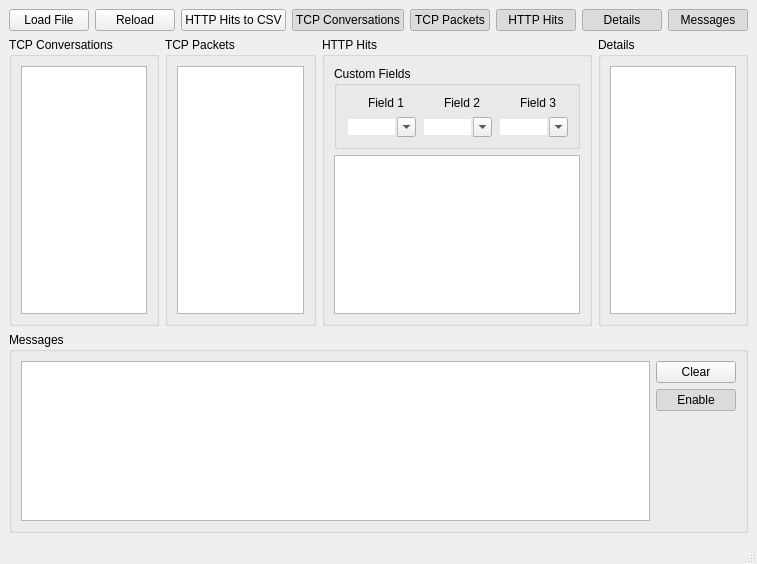
The window that httppp/gui/httpppmainwindow.ui (g76r/httppp) describes before a commit, drawn with Qt 5.
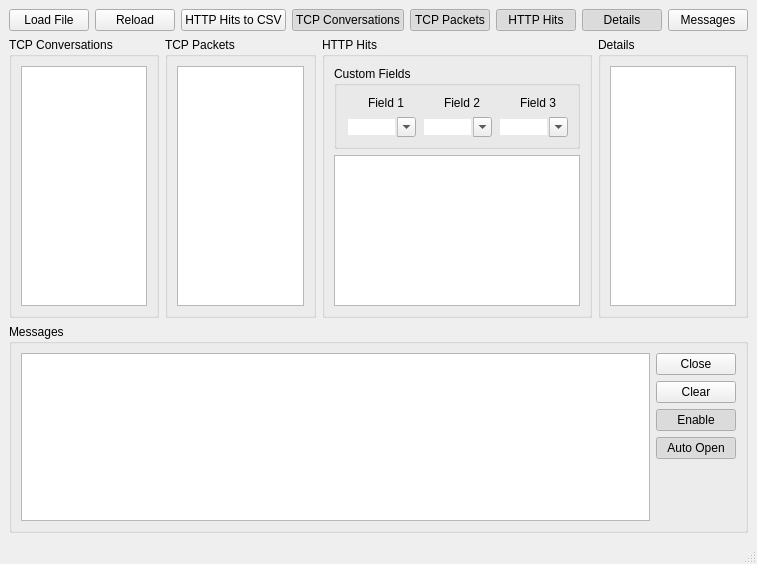
The same window after the commit. Icons and pictures are not drawn. Custom widgets are drawn as their Qt base class.

Diff of the .ui file:
```diff
--- a/httppp/gui/httpppmainwindow.ui
+++ b/httppp/gui/httpppmainwindow.ui
@@ -119,9 +119,6 @@
          <property name="checkable">
           <bool>true</bool>
          </property>
-         <property name="checked">
-          <bool>true</bool>
-         </property>
         </widget>
        </item>
       </layout>
@@ -419,6 +416,13 @@
           <property name="margin">
            <number>0</number>
           </property>
+          <item>
+           <widget class="QPushButton" name="pushCloseMessages">
+            <property name="text">
+             <string>Close</string>
+            </property>
+           </widget>
+          </item>
           <item>
            <widget class="QPushButton" name="pushClearMessages">
             <property name="text">
@@ -439,6 +443,19 @@
             </property>
            </widget>
           </item>
+          <item>
+           <widget class="QPushButton" name="pushAutoOpenMessages">
+            <property name="text">
+             <string>Auto Open</string>
+            </property>
+            <property name="checkable">
+             <bool>true</bool>
+            </property>
+            <property name="checked">
+             <bool>true</bool>
+            </property>
+           </widget>
+          </item>
           <item>
            <spacer name="verticalSpacer">
             <property name="orientation">
```
Left out of the diff: 33 changed lines with no effect on the pictures.
